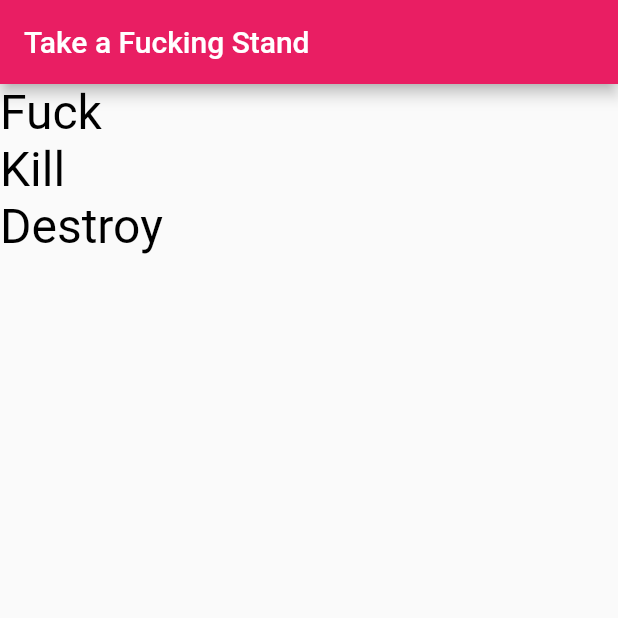
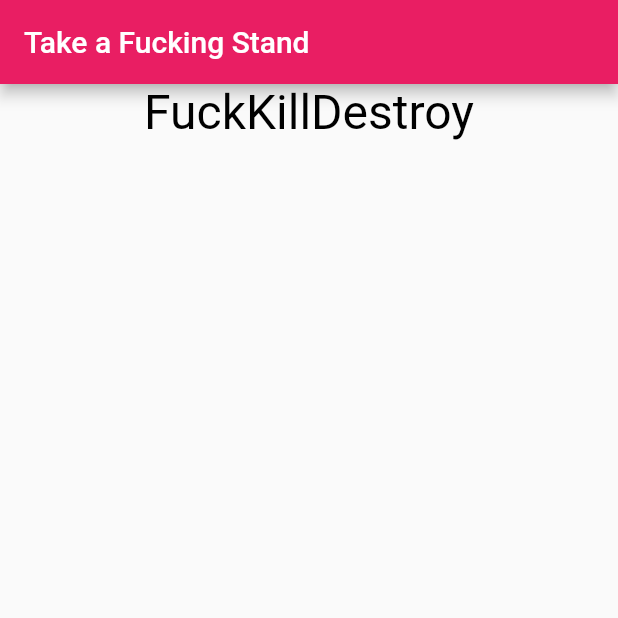
Before and after one commit to shtakai/udonfluttre, a Flutter app: the screen it shows after launch, on a phone screen of 412 x 824 dp, the top half of it. Run offline on Flutter 3.47's test engine with Material 2 defaults, Android fonts, the phone set to English and light mode, and no system bars.

Commit message:
Change from column to row

```diff
--- a/lib/main.dart
+++ b/lib/main.dart
@@ -34,10 +34,10 @@ class _MyHomePageState extends State<MyHomePage> {
       appBar: new AppBar(
         title: new Text('Take a Fucking Stand'),
       ),
-      body: Column(
-        mainAxisAlignment: MainAxisAlignment.start,
+      body: Row(
+        mainAxisAlignment: MainAxisAlignment.center,
         mainAxisSize: MainAxisSize.max,
-        crossAxisAlignment: CrossAxisAlignment.start,
+        crossAxisAlignment: CrossAxisAlignment.center,
         children: <Widget>[
           Text(
             "Fuck",
```
